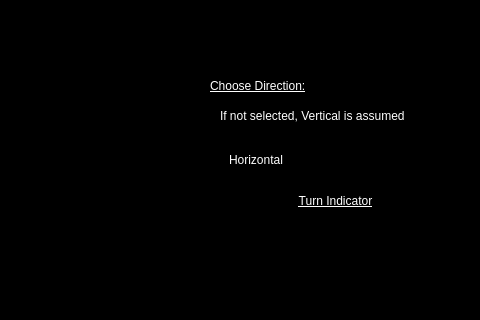
drewanderson17/BattleShips, file FrontEndMain/FrontEndMain/placementpage.ui: the form before one commit; both pictures show x 320 to 800 and y 150 to 470 of the 800 by 600 pixel window.
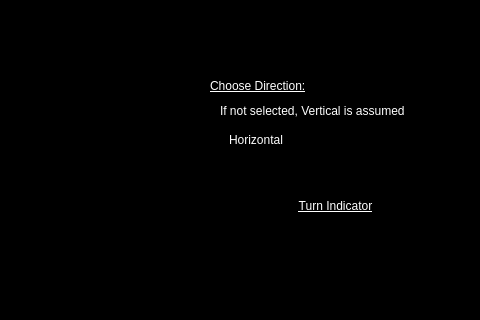
The form after the commit.

Commit message: - Updated UI files, mostly just font changes

The edit to the form file:
```diff
--- a/FrontEndMain/FrontEndMain/placementpage.ui
+++ b/FrontEndMain/FrontEndMain/placementpage.ui
@@ -162,7 +162,7 @@
      <x>540</x>
      <y>250</y>
      <width>251</width>
-     <height>31</height>
+     <height>21</height>
     </rect>
    </property>
    <property name="styleSheet">
@@ -217,7 +217,7 @@
    <property name="geometry">
     <rect>
      <x>530</x>
-     <y>300</y>
+     <y>280</y>
      <width>171</width>
      <height>19</height>
     </rect>
@@ -272,7 +272,7 @@
       <x>10</x>
       <y>10</y>
       <width>151</width>
-      <height>21</height>
+      <height>31</height>
      </rect>
     </property>
     <property name="styleSheet">
```
Left out of the diff: 21 changed lines with no effect on the pictures. The commit also changes 5 other files.
